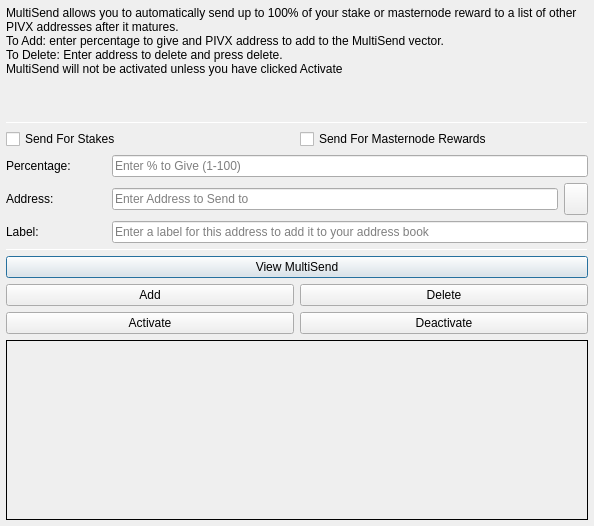
First picture: the form in src/qt/forms/multisenddialog.ui, repository WisprProject/core, before the edit.
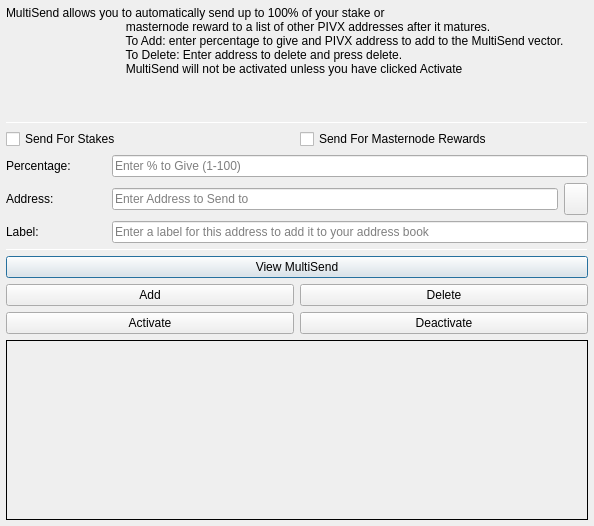
Second picture: the form after the edit. Icons and pictures are not drawn.

```diff
--- a/src/qt/forms/multisenddialog.ui
+++ b/src/qt/forms/multisenddialog.ui
@@ -37,10 +37,12 @@
         <number>1</number>
        </property>
        <property name="text">
-        <string>MultiSend allows you to automatically send up to 100% of your stake or masternode reward to a list of other PIVX addresses after it matures.
-To Add: enter percentage to give and PIVX address to add to the MultiSend vector.
-To Delete: Enter address to delete and press delete.
-MultiSend will not be activated unless you have clicked Activate</string>
+                                <string>MultiSend allows you to automatically send up to 100% of your stake or
+                                    masternode reward to a list of other PIVX addresses after it matures.
+                                    To Add: enter percentage to give and PIVX address to add to the MultiSend vector.
+                                    To Delete: Enter address to delete and press delete.
+                                    MultiSend will not be activated unless you have clicked Activate
+                                </string>
        </property>
        <property name="alignment">
         <set>Qt::AlignLeading|Qt::AlignLeft|Qt::AlignTop</set>
```
Left out of the diff: 3 changed lines with no effect on the pictures. Lines whose indentation alone changed are shown as unchanged.
